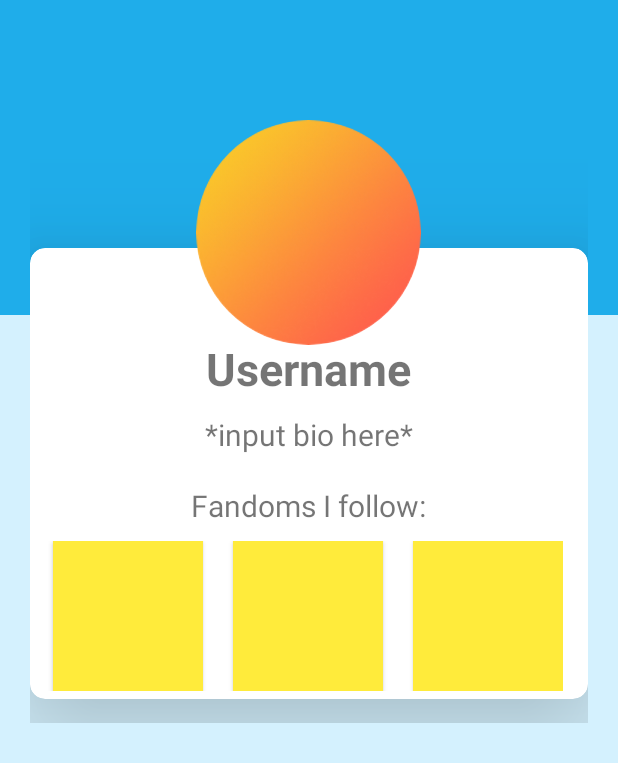
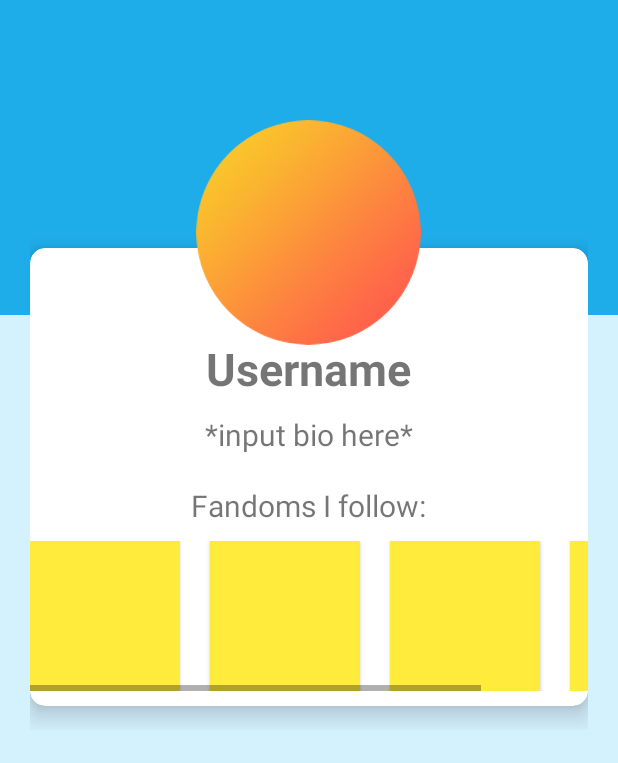
Before and after one commit to GroupFanDome/FanDome, an Android app: the layout fragment_profile.xml on its own in the app's theme, with its tools: preview values and no code run, on a phone screen of 412 x 824 dp. Shown: the top 763 px of the screen. Run offline under Robolectric (Android 15) with nearby library versions, the phone set to English and light mode, and no system bars.

Commit message:
Corrected cardview errors in profile fragment xml

```diff
--- a/app/src/main/java/com/example/fandome/RegisterActivity.java
+++ b/app/src/main/java/com/example/fandome/RegisterActivity.java
@@ -88,12 +88,17 @@ public class RegisterActivity extends AppCompatActivity {
 
     //This is where we let our user login in depending on if their login credentials are correct
     private void signinUser(String username, String password){
+        String firstName = firstNameInputBox.getText().toString();
+        String lastName = lastNameInputBox.getText().toString();
         String email = emailInputBox.getText().toString();
 
         ParseUser user = new ParseUser();
         user.setUsername(username);
         user.setPassword(password);
         user.setEmail(email);
+        user.put("firstName", firstName);
+        user.put("lastName", lastName);
+
         Log.i(TAG, "attempting to log in user " + username);
         user.signUpInBackground(new SignUpCallback() {
             //checking if logging in was an issue and if so then it has an error that we check for
--- a/app/src/main/res/layout/fragment_profile.xml
+++ b/app/src/main/res/layout/fragment_profile.xml
@@ -41,17 +41,18 @@
                 android:layout_height="wrap_content"
                 android:layout_marginTop="50dp"
                 android:orientation="vertical">
+
                 <androidx.cardview.widget.CardView
                     android:layout_width="match_parent"
                     android:layout_height="wrap_content"
                     android:layout_marginTop="85dp"
                     app:cardBackgroundColor="#FFFFFF"
-                    app:cardElevation="50dp"
+                    app:cardElevation="10dp"
                     app:cardCornerRadius="10dp"
-                    app:contentPaddingBottom="5dp"
-                    app:paddingLeft="15dp"
-                    app:paddingRight="15dp"
-                    app:paddingTop="15dp">
+                    app:contentPaddingBottom="10dp"
+                    android:paddingLeft="15dp"
+                    android:paddingRight="15dp"
+                    android:paddingTop="15dp">
                     <LinearLayout
                         android:layout_width="match_parent"
                         android:layout_height="wrap_content"
@@ -87,13 +88,17 @@
                             android:layout_marginTop="10dp"
                             android:layout_gravity="center_horizontal">
                             <LinearLayout
-                                android:layout_width="match_parent"
+                                android:layout_width="wrap_content"
                                 android:layout_height="wrap_content"
                                 android:orientation="horizontal">
                                 <Button
                                     android:layout_width="100dp"
                                     android:layout_height="100dp"
-                                    android:layout_marginStart="15dp"
+                                    android:background="#FFFFEB3B" />
+                                <Button
+                                    android:layout_width="100dp"
+                                    android:layout_height="100dp"
+                                    android:layout_marginStart="20dp"
                                     android:background="#FFFFEB3B" />
                                 <Button
                                     android:layout_width="100dp"
@@ -109,12 +114,12 @@
                         </HorizontalScrollView>
                     </LinearLayout>
                 </androidx.cardview.widget.CardView>
-
                 <androidx.recyclerview.widget.RecyclerView
                     android:id="@+id/rvPosts"
                     android:layout_width="match_parent"
                     android:layout_height="match_parent"
                     android:padding="8dp" />
+
             </LinearLayout>
 
         </RelativeLayout>
```
